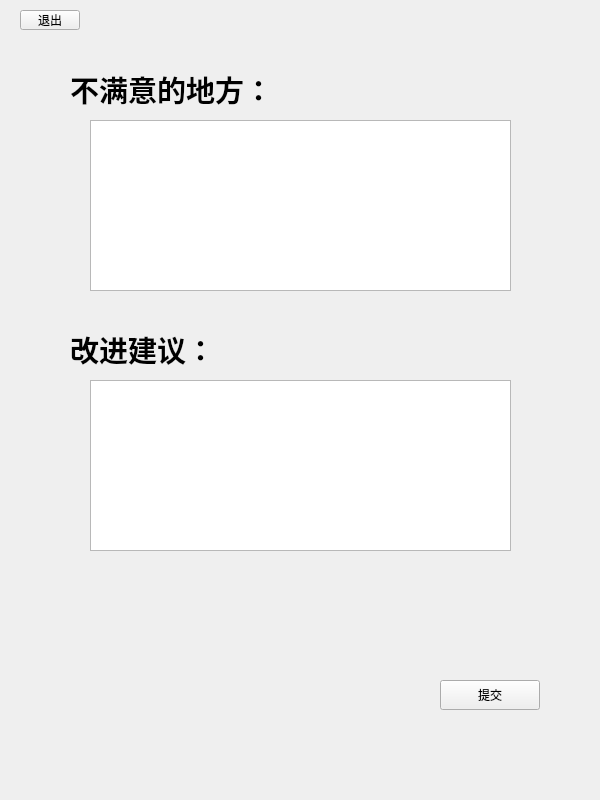
This is consumer/complaints.ui in chichuxwx/Food-delivery-platform as Qt 5 draws it before an edit. The edited form follows.
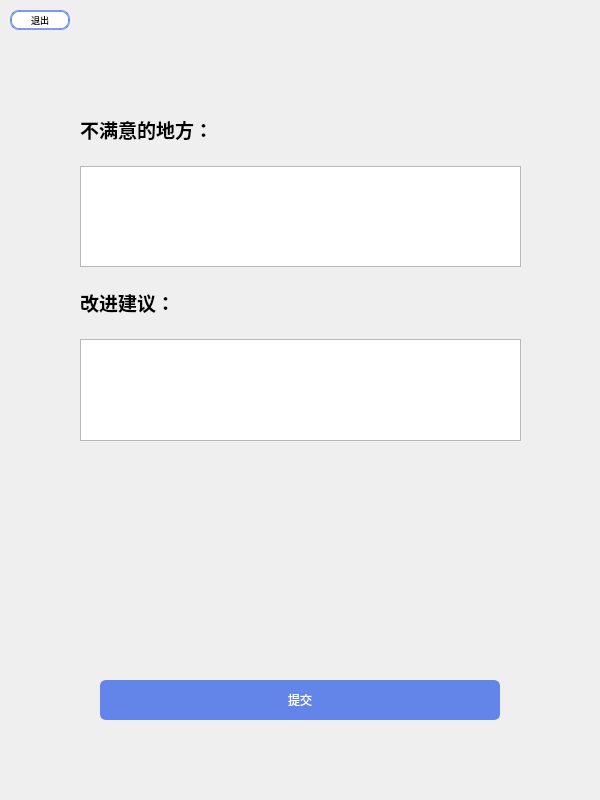
This is the edited form. Icons and pictures are not drawn.

```diff
--- a/consumer/complaints.ui
+++ b/consumer/complaints.ui
@@ -13,45 +13,30 @@
   <property name="windowTitle">
    <string>Form</string>
   </property>
-  <widget class="QPushButton" name="pushButton_8">
+  <property name="windowIcon">
+   <iconset resource="../Image.qrc">
+    <normaloff>:/image/lt_cml.jpg</normaloff>:/image/lt_cml.jpg</iconset>
+  </property>
+  <widget class="QLabel" name="label">
    <property name="geometry">
     <rect>
-     <x>440</x>
-     <y>680</y>
-     <width>100</width>
-     <height>30</height>
+     <x>0</x>
+     <y>0</y>
+     <width>600</width>
+     <height>800</height>
     </rect>
    </property>
-   <property name="minimumSize">
-    <size>
-     <width>100</width>
-     <height>30</height>
-    </size>
-   </property>
-   <property name="maximumSize">
-    <size>
-     <width>100</width>
-     <height>30</height>
-    </size>
+   <property name="styleSheet">
+    <string notr="true">background-image: url(:/image/bg_2.png);</string>
    </property>
    <property name="text">
-    <string>提交</string>
-   </property>
-  </widget>
-  <widget class="QTextEdit" name="textEdit">
-   <property name="geometry">
-    <rect>
-     <x>90</x>
-     <y>120</y>
-     <width>421</width>
-     <height>171</height>
-    </rect>
+    <string/>
    </property>
   </widget>
   <widget class="QPushButton" name="pushButton_2">
    <property name="geometry">
     <rect>
-     <x>20</x>
+     <x>10</x>
      <y>10</y>
      <width>60</width>
      <height>20</height>
@@ -69,57 +54,134 @@
      <height>20</height>
     </size>
    </property>
+   <property name="styleSheet">
+    <string notr="true">QPushButton {
+    background-color: #ffffff; /* 默认背景色，使用 #fad37f */
+    border: 2px solid rgba(99, 132, 233, 0.8); /* 边框颜色 */
+    border-radius: 9px; /* 圆角 */
+    color: #000000; /* 文本颜色，黑色 */
+    font-size: 9px;
+}
+
+QPushButton:hover {
+	color: #ffffff;
+    background-color: rgba(99, 132, 233, 0.8); /* 悬浮时背景颜色 */
+    border: none; /* 悬浮时无边框 */
+}
+
+QPushButton:pressed {
+    background-color: #b0c4de; /* 按下时背景颜色，稍微偏亮的蓝色 */
+    border-color: #4682b4; /* 按下时边框颜色 */
+    transform: scale(0.95); /* 按下时按钮略微缩小 */
+}
+
+</string>
+   </property>
    <property name="text">
     <string>退出</string>
    </property>
   </widget>
-  <widget class="QLabel" name="label_7">
+  <widget class="QPushButton" name="pushButton_8">
    <property name="geometry">
     <rect>
-     <x>70</x>
-     <y>60</y>
-     <width>200</width>
-     <height>60</height>
+     <x>100</x>
+     <y>680</y>
+     <width>400</width>
+     <height>40</height>
     </rect>
    </property>
+   <property name="sizePolicy">
+    <sizepolicy hsizetype="Fixed" vsizetype="Fixed">
+     <horstretch>0</horstretch>
+     <verstretch>0</verstretch>
+    </sizepolicy>
+   </property>
    <property name="minimumSize">
     <size>
-     <width>200</width>
-     <height>60</height>
+     <width>400</width>
+     <height>40</height>
     </size>
    </property>
+   <property name="maximumSize">
+    <size>
+     <width>400</width>
+     <height>40</height>
+    </size>
+   </property>
+   <property name="font">
+    <font>
+     <pointsize>-1</pointsize>
+     <bold>false</bold>
+    </font>
+   </property>
+   <property name="styleSheet">
+    <string notr="true">QPushButton {
+    background-color: #6384e9; /* 默认背景色，蓝色 */
+    border: 2px solid #6384e9; /* 边框颜色与背景色相同 */
+    border-radius: 6px; /* 圆角 */
+    color: #ffffff; /* 文本颜色，白色 */
+    font-size: 12px;
+}
+
+QPushButton:hover {
+    background-color: #5076c6; /* 悬浮时背景色变深 */
+    border: 2px solid #5076c6; /* 悬浮时边框颜色变深 */
+}
+
+QPushButton:pressed {
+    background-color: #3a5d8f; /* 按下时背景色变得更深 */
+    border-color: #3a5d8f; /* 按下时边框颜色变得更深 */
+    transform: scale(0.95); /* 按下时按钮略微缩小 */
+}
+</string>
+   </property>
    <property name="text">
-    <string>&lt;html&gt;&lt;head/&gt;&lt;body&gt;&lt;p&gt;&lt;span style=&quot; font-size:22pt; font-weight:700;&quot;&gt;不满意的地方：&lt;/span&gt;&lt;/p&gt;&lt;/body&gt;&lt;/html&gt;</string>
+    <string>提交</string>
    </property>
   </widget>
-  <widget class="QTextEdit" name="textEdit_2">
+  <widget class="QWidget" name="layoutWidget">
    <property name="geometry">
     <rect>
-     <x>90</x>
-     <y>380</y>
-     <width>421</width>
-     <height>171</height>
+     <x>80</x>
+     <y>100</y>
+     <width>441</width>
+     <height>341</height>
     </rect>
    </property>
-  </widget>
-  <widget class="QLabel" name="label_8">
-   <property name="geometry">
-    <rect>
-     <x>70</x>
-     <y>320</y>
-     <width>200</width>
-     <height>60</height>
-    </rect>
-   </property>
-   <property name="minimumSize">
-    <size>
-     <width>200</width>
-     <height>60</height>
-    </size>
-   </property>
-   <property name="text">
-    <string>&lt;html&gt;&lt;head/&gt;&lt;body&gt;&lt;p&gt;&lt;span style=&quot; font-size:22pt; font-weight:700;&quot;&gt;改进建议：&lt;/span&gt;&lt;/p&gt;&lt;/body&gt;&lt;/html&gt;</string>
-   </property>
+   <layout class="QGridLayout" name="gridLayout">
+    <item row="0" column="0">
+     <widget class="QLabel" name="label_7">
+      <property name="minimumSize">
+       <size>
+        <width>200</width>
+        <height>60</height>
+       </size>
+      </property>
+      <property name="text">
+       <string>&lt;html&gt;&lt;head/&gt;&lt;body&gt;&lt;p&gt;&lt;span style=&quot; font-size:14pt; font-weight:700;&quot;&gt;不满意的地方：&lt;/span&gt;&lt;/p&gt;&lt;/body&gt;&lt;/html&gt;</string>
+      </property>
+     </widget>
+    </item>
+    <item row="1" column="0">
+     <widget class="QTextEdit" name="textEdit"/>
+    </item>
+    <item row="2" column="0">
+     <widget class="QLabel" name="label_8">
+      <property name="minimumSize">
+       <size>
+        <width>200</width>
+        <height>60</height>
+       </size>
+      </property>
+      <property name="text">
+       <string>&lt;html&gt;&lt;head/&gt;&lt;body&gt;&lt;p&gt;&lt;span style=&quot; font-size:14pt; font-weight:700;&quot;&gt;改进建议：&lt;/span&gt;&lt;/p&gt;&lt;/body&gt;&lt;/html&gt;</string>
+      </property>
+     </widget>
+    </item>
+    <item row="3" column="0">
+     <widget class="QTextEdit" name="textEdit_2"/>
+    </item>
+   </layout>
   </widget>
  </widget>
  <resources/>
```
Left out of the diff: 6 changed lines with no effect on the pictures.
